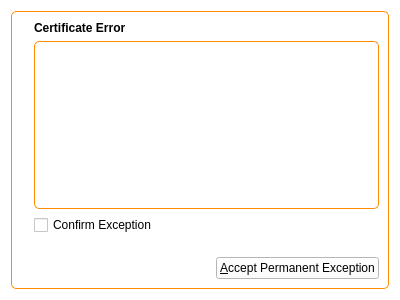
Qt form 2.x/UI/dooble_certificate_exceptions_widget.ui (textbrowser/dooble) before a commit.
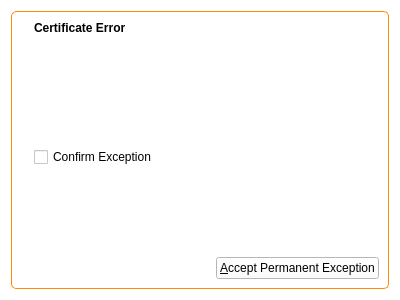
The same form after that commit. Icons and pictures are not drawn.

Diff of the .ui file:
```diff
--- a/2.x/UI/dooble_certificate_exceptions_widget.ui
+++ b/2.x/UI/dooble_certificate_exceptions_widget.ui
@@ -69,7 +69,20 @@
            </widget>
           </item>
           <item>
-           <widget class="QTextBrowser" name="label"/>
+           <widget class="QTextBrowser" name="label">
+            <property name="maximumSize">
+             <size>
+              <width>16777215</width>
+              <height>100</height>
+             </size>
+            </property>
+            <property name="styleSheet">
+             <string notr="true">QWidget {border: none;}</string>
+            </property>
+            <property name="tabChangesFocus">
+             <bool>true</bool>
+            </property>
+           </widget>
           </item>
           <item>
            <widget class="QCheckBox" name="confirm_exception">
```
